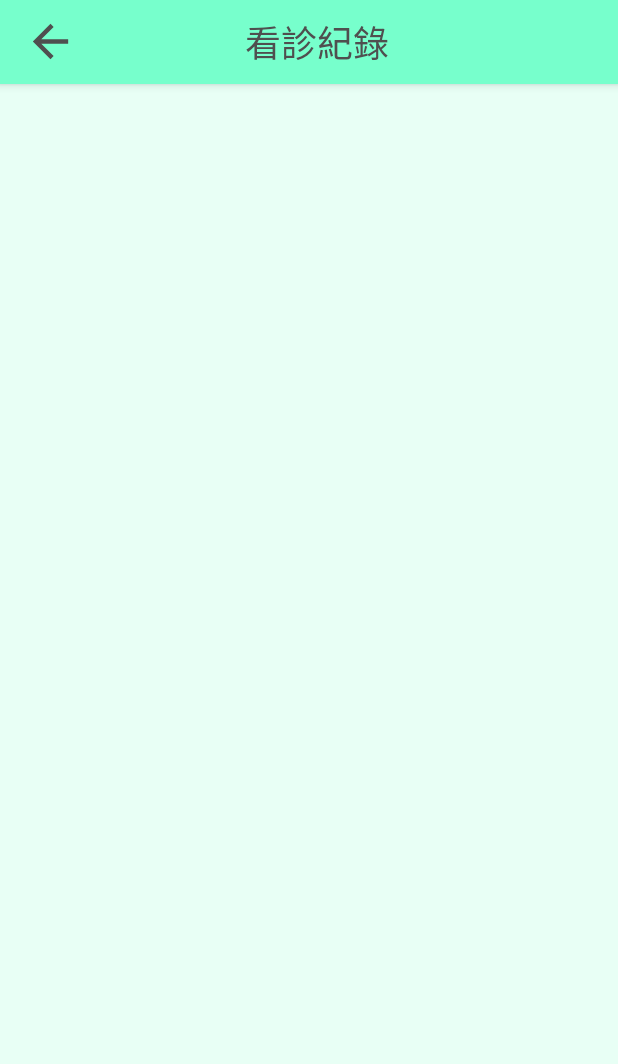
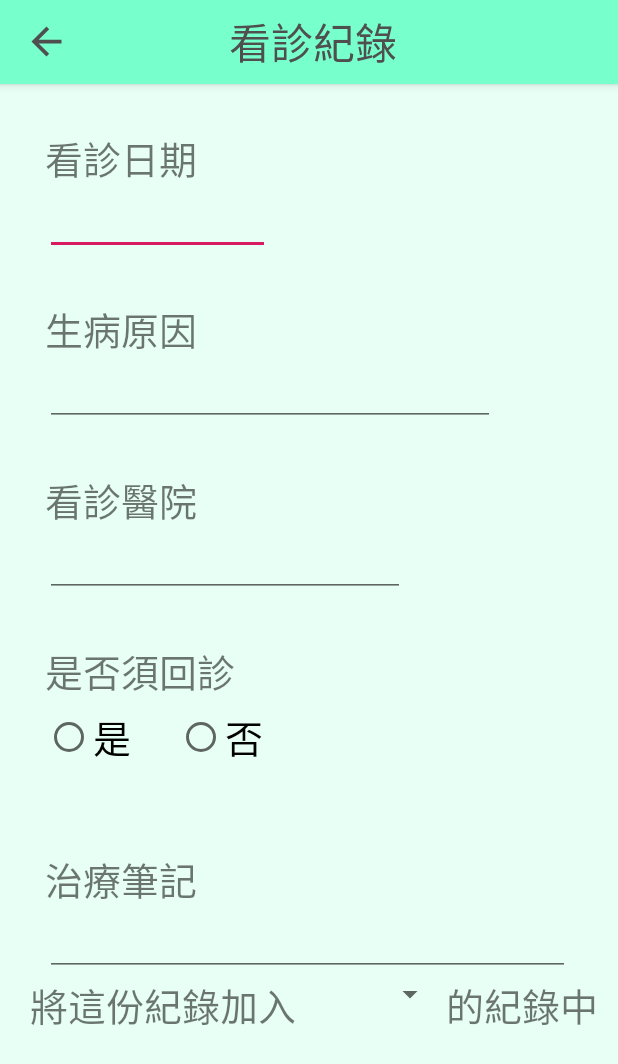
Before and after one commit to CheryllinNTUB/PetitApp, an Android app: the doc screen opened directly, with no data from a screen before it, on a phone screen of 412 x 824 dp. Shown: the top 1064 px of the screen. Run offline under Robolectric (Android 15) with nearby library versions, the phone set to English and light mode, and no system bars.

Commit message:
20200527-doc

```diff
--- a/app/src/main/res/drawable-anydpi/ic_action_name.xml
+++ b/app/src/main/res/drawable-anydpi/ic_action_name.xml
@@ -1,9 +1,9 @@
 <vector xmlns:android="http://schemas.android.com/apk/res/android"
-    android:width="35dp"
-    android:height="35dp"
+    android:width="24dp"
+    android:height="24dp"
     android:viewportWidth="24"
     android:viewportHeight="24"
-    android:tint="#4f4f4f"
+    android:tint="#FFFFFF"
     android:alpha="0.8">
     <path
         android:fillColor="#FF000000"
--- a/app/src/main/res/drawable/ic_arrow.xml
+++ b/app/src/main/res/drawable/ic_arrow.xml
@@ -1,5 +1,5 @@
-<vector android:height="35dp" android:tint="#4F4F4F"
+<vector android:height="30dp" android:tint="#4F4F4F"
     android:viewportHeight="24.0" android:viewportWidth="24.0"
-    android:width="35dp" xmlns:android="http://schemas.android.com/apk/res/android">
+    android:width="30dp" xmlns:android="http://schemas.android.com/apk/res/android">
     <path android:fillColor="#FF000000" android:pathData="M20,11H7.83l5.59,-5.59L12,4l-8,8 8,8 1.41,-1.41L7.83,13H20v-2z"/>
 </vector>
--- a/app/src/main/res/layout/activity_doc.xml
+++ b/app/src/main/res/layout/activity_doc.xml
@@ -35,8 +35,154 @@
             android:gravity="center"
             android:text="看診紀錄"
             android:textColor="#4f4f4f"
-            android:textSize="24sp" />
+            android:textSize="28sp" />
+
+        <ImageButton
+            android:layout_width="wrap_content"
+            android:layout_height="wrap_content"
+            android:layout_marginLeft="90dp"
+            android:background="@null"
+            app:srcCompat="@drawable/ic_action_name"
+            tools:ignore="VectorDrawableCompat" />
 
     </androidx.appcompat.widget.Toolbar>
 
+    <LinearLayout
+        android:layout_width="match_parent"
+        android:layout_height="match_parent"
+        android:orientation="vertical">
+
+        <TextView
+            android:id="@+id/docdate"
+            android:layout_width="wrap_content"
+            android:layout_height="wrap_content"
+            android:text="看診日期"
+            android:textSize="25dp"
+            android:layout_marginLeft="30dp"
+            android:layout_marginTop="30dp" />
+
+        <EditText
+            android:id="@+id/editText"
+            android:layout_width="150dp"
+            android:layout_height="wrap_content"
+            android:ems="10"
+            android:inputType="textPersonName"
+            android:text=" "
+            android:layout_marginLeft="30dp"/>
+
+        <TextView
+            android:id="@+id/whysick"
+            android:layout_width="wrap_content"
+            android:layout_height="wrap_content"
+            android:text="生病原因"
+            android:textSize="25dp"
+            android:layout_marginLeft="30dp"
+            android:layout_marginTop="30dp" />
+
+        <EditText
+            android:id="@+id/editText2"
+            android:layout_width="300dp"
+            android:layout_height="wrap_content"
+            android:ems="10"
+            android:inputType="textPersonName"
+            android:text=" "
+            android:layout_marginLeft="30dp"/>
+
+        <TextView
+            android:id="@+id/suppname"
+            android:layout_width="wrap_content"
+            android:layout_height="wrap_content"
+            android:text="看診醫院"
+            android:textSize="25dp"
+            android:layout_marginLeft="30dp"
+            android:layout_marginTop="30dp" />
+
+        <EditText
+            android:id="@+id/editText3"
+            android:layout_width="240dp"
+            android:layout_height="wrap_content"
+            android:ems="10"
+            android:inputType="textPersonName"
+            android:text=" "
+            android:layout_marginLeft="30dp"/>
+
+        <TextView
+            android:id="@+id/referral"
+            android:layout_width="wrap_content"
+            android:layout_height="wrap_content"
+            android:layout_marginLeft="30dp"
+            android:layout_marginTop="30dp"
+            android:text="是否須回診"
+            android:textSize="25dp" />
+
+        <LinearLayout
+            android:layout_width="match_parent"
+            android:layout_height="70dp"
+            android:orientation="horizontal">
+
+            <RadioButton
+                android:id="@+id/yes"
+                android:layout_width="88dp"
+                android:layout_height="wrap_content"
+                android:text="是"
+                android:textSize="25dp"
+                android:layout_marginLeft="30dp"
+                android:layout_marginTop="5dp"/>
+
+            <RadioButton
+                android:id="@+id/no"
+                android:layout_width="wrap_content"
+                android:layout_height="wrap_content"
+                android:text="否"
+                android:textSize="25dp"
+                android:layout_marginTop="5dp"/>
+        </LinearLayout>
+
+        <TextView
+            android:id="@+id/notes"
+            android:layout_width="wrap_content"
+            android:layout_height="wrap_content"
+            android:text="治療筆記"
+            android:textSize="25dp"
+            android:layout_marginLeft="30dp"
+            android:layout_marginTop="30dp" />
+
+        <EditText
+            android:id="@+id/editText4"
+            android:layout_width="350dp"
+            android:layout_height="wrap_content"
+            android:ems="10"
+            android:inputType="textPersonName"
+            android:text=" "
+            android:layout_marginLeft="30dp"/>
+
+        <LinearLayout
+            android:layout_width="match_parent"
+            android:layout_height="match_parent"
+            android:orientation="horizontal">
+
+            <TextView
+                android:id="@+id/textView3"
+                android:layout_width="wrap_content"
+                android:layout_height="wrap_content"
+                android:layout_marginLeft="20dp"
+                android:text="將這份紀錄加入"
+                android:textSize="25dp" />
+
+            <Spinner
+                android:id="@+id/spinner"
+                android:layout_width="100dp"
+                android:layout_height="wrap_content" />
+
+            <TextView
+                android:id="@+id/textView4"
+                android:layout_width="132dp"
+                android:layout_height="wrap_content"
+                android:text="的紀錄中"
+                android:textSize="25dp" />
+
+        </LinearLayout>
+
+    </LinearLayout>
+
 </LinearLayout>
```
